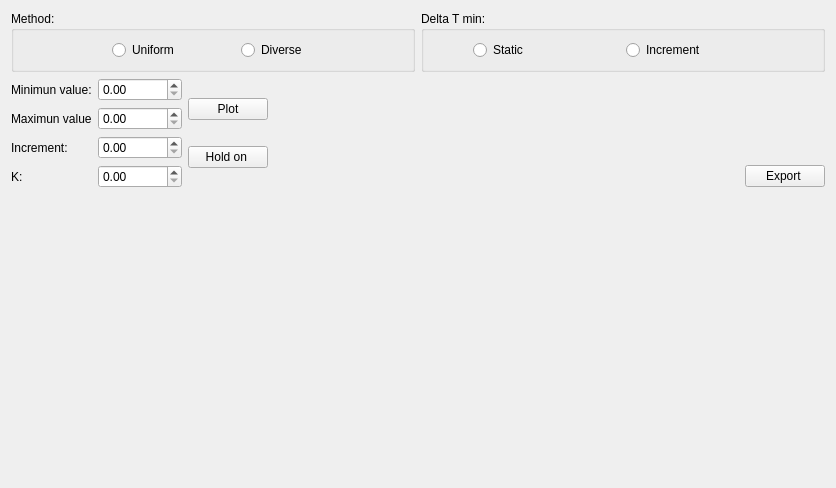
Before: the Qt Designer form SoftwareHEN/contenido_plots.ui in Gahemo0306/SoftawareShen, drawn with Qt 5.
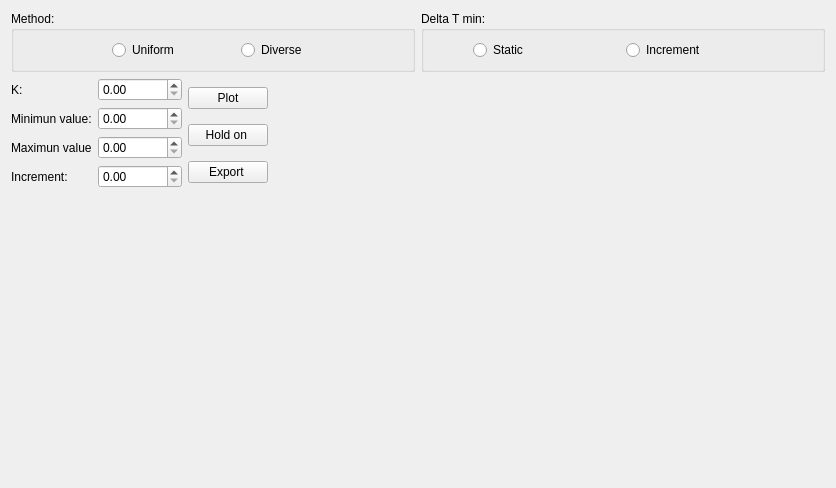
After: the same form once the commit is applied. Custom widgets are drawn as their Qt base class.

What changed in the file:
```diff
--- a/SoftwareHEN/contenido_plots.ui
+++ b/SoftwareHEN/contenido_plots.ui
@@ -14,6 +14,37 @@
    <string>Form</string>
   </property>
   <layout class="QGridLayout" name="gridLayout_2">
+   <item row="2" column="0">
+    <layout class="QGridLayout" name="gridLayout_4">
+     <item row="0" column="0">
+      <spacer name="verticalSpacer">
+       <property name="orientation">
+        <enum>Qt::Vertical</enum>
+       </property>
+       <property name="sizeHint" stdset="0">
+        <size>
+         <width>20</width>
+         <height>40</height>
+        </size>
+       </property>
+      </spacer>
+     </item>
+     <item row="0" column="1">
+      <widget class="QCustomPlot" name="qcustomplot" native="true">
+       <property name="enabled">
+        <bool>true</bool>
+       </property>
+       <property name="sizePolicy">
+        <sizepolicy hsizetype="Expanding" vsizetype="Expanding">
+         <horstretch>0</horstretch>
+         <verstretch>0</verstretch>
+        </sizepolicy>
+       </property>
+       <zorder></zorder>
+      </widget>
+     </item>
+    </layout>
+   </item>
    <item row="0" column="0">
     <layout class="QGridLayout" name="gridLayout">
      <item row="0" column="1">
@@ -146,21 +177,7 @@
    </item>
    <item row="1" column="0">
     <layout class="QGridLayout" name="gridLayout_5">
-     <item row="1" column="1">
-      <widget class="QDoubleSpinBox" name="Maximun">
-       <property name="maximum">
-        <double>999999999.990000009536743</double>
-       </property>
-      </widget>
-     </item>
      <item row="1" column="0">
-      <widget class="QLabel" name="Utext2">
-       <property name="text">
-        <string>Maximun value</string>
-       </property>
-      </widget>
-     </item>
-     <item row="0" column="0">
       <widget class="QLabel" name="Utext1">
        <property name="enabled">
         <bool>true</bool>
@@ -173,7 +190,7 @@
        </property>
       </widget>
      </item>
-     <item row="0" column="1">
+     <item row="1" column="1">
       <widget class="QDoubleSpinBox" name="Minimun">
        <property name="enabled">
         <bool>true</bool>
@@ -183,10 +200,21 @@
        </property>
       </widget>
      </item>
-     <item row="3" column="1">
-      <widget class="QDoubleSpinBox" name="k"/>
+     <item row="2" column="0">
+      <widget class="QLabel" name="Utext2">
+       <property name="text">
+        <string>Maximun value</string>
+       </property>
+      </widget>
      </item>
      <item row="2" column="1">
+      <widget class="QDoubleSpinBox" name="Maximun">
+       <property name="maximum">
+        <double>999999999.990000009536743</double>
+       </property>
+      </widget>
+     </item>
+     <item row="3" column="1">
       <widget class="QDoubleSpinBox" name="Increment">
        <property name="decimals">
         <number>2</number>
@@ -196,7 +224,24 @@
        </property>
       </widget>
      </item>
-     <item row="0" column="3" rowspan="4">
+     <item row="3" column="0">
+      <widget class="QLabel" name="Utext3">
+       <property name="text">
+        <string>Increment:</string>
+       </property>
+      </widget>
+     </item>
+     <item row="0" column="0">
+      <widget class="QLabel" name="Utext4">
+       <property name="text">
+        <string>K:</string>
+       </property>
+      </widget>
+     </item>
+     <item row="0" column="1">
+      <widget class="QDoubleSpinBox" name="k"/>
+     </item>
+     <item row="0" column="3" rowspan="5">
       <spacer name="horizontalSpacer_6">
        <property name="orientation">
         <enum>Qt::Horizontal</enum>
@@ -209,21 +254,7 @@
        </property>
       </spacer>
      </item>
-     <item row="3" column="0">
-      <widget class="QLabel" name="Utext4">
-       <property name="text">
-        <string>K:</string>
-       </property>
-      </widget>
-     </item>
-     <item row="2" column="0">
-      <widget class="QLabel" name="Utext3">
-       <property name="text">
-        <string>Increment:</string>
-       </property>
-      </widget>
-     </item>
-     <item row="0" column="2" rowspan="4">
+     <item row="0" column="2" rowspan="5">
       <layout class="QVBoxLayout" name="verticalLayout">
        <item>
         <widget class="QPushButton" name="plot_push">
@@ -239,50 +270,20 @@
          </property>
         </widget>
        </item>
+       <item>
+        <widget class="QPushButton" name="export_push">
+         <property name="sizePolicy">
+          <sizepolicy hsizetype="Minimum" vsizetype="Fixed">
+           <horstretch>0</horstretch>
+           <verstretch>0</verstretch>
+          </sizepolicy>
+         </property>
+         <property name="text">
+          <string>Export </string>
+         </property>
+        </widget>
+       </item>
       </layout>
-     </item>
-     <item row="3" column="4">
-      <widget class="QPushButton" name="export_push">
-       <property name="sizePolicy">
-        <sizepolicy hsizetype="Minimum" vsizetype="Fixed">
-         <horstretch>0</horstretch>
-         <verstretch>0</verstretch>
-        </sizepolicy>
-       </property>
-       <property name="text">
-        <string>Export </string>
-       </property>
-      </widget>
-     </item>
-    </layout>
-   </item>
-   <item row="2" column="0">
-    <layout class="QGridLayout" name="gridLayout_4">
-     <item row="0" column="0">
-      <spacer name="verticalSpacer">
-       <property name="orientation">
-        <enum>Qt::Vertical</enum>
-       </property>
-       <property name="sizeHint" stdset="0">
-        <size>
-         <width>20</width>
-         <height>40</height>
-        </size>
-       </property>
-      </spacer>
-     </item>
-     <item row="0" column="1">
-      <widget class="QCustomPlot" name="qcustomplot" native="true">
-       <property name="enabled">
-        <bool>true</bool>
-       </property>
-       <property name="sizePolicy">
-        <sizepolicy hsizetype="Expanding" vsizetype="Expanding">
-         <horstretch>0</horstretch>
-         <verstretch>0</verstretch>
-        </sizepolicy>
-       </property>
-      </widget>
      </item>
     </layout>
    </item>
```
